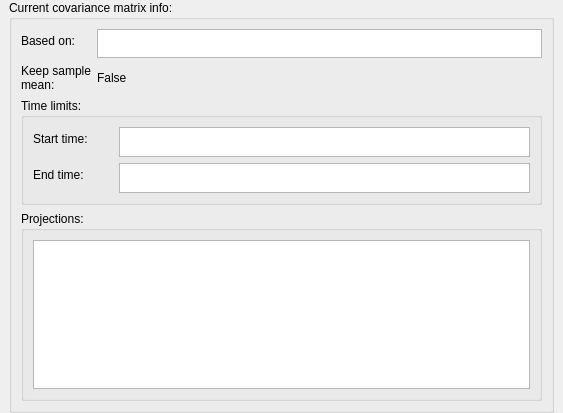
Qt form qt4Designer_ui_files/covarianceWidgetEpochsUi.ui (cibr-jyu/meggie) before a commit.
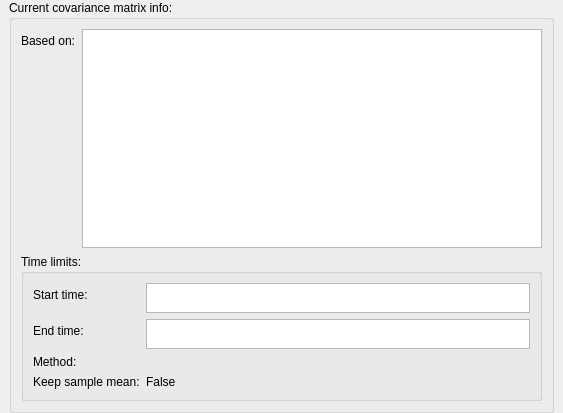
The same form after that commit.

Commit message: Computation for Epochs covariance.

Diff of the .ui file:
```diff
--- a/qt4Designer_ui_files/covarianceWidgetEpochsUi.ui
+++ b/qt4Designer_ui_files/covarianceWidgetEpochsUi.ui
@@ -32,6 +32,9 @@
       <string>Current covariance matrix info:</string>
      </property>
      <layout class="QFormLayout" name="formLayout">
+      <property name="fieldGrowthPolicy">
+       <enum>QFormLayout::AllNonFixedFieldsGrow</enum>
+      </property>
       <item row="0" column="0">
        <widget class="QLabel" name="labelBasedOn">
         <property name="text">
@@ -39,20 +42,8 @@
         </property>
        </widget>
       </item>
-      <item row="2" column="0">
-       <widget class="QLabel" name="labelKeepSample">
-        <property name="text">
-         <string>Keep sample
-mean:</string>
-        </property>
-       </widget>
-      </item>
-      <item row="2" column="1">
-       <widget class="QLabel" name="labelKeepSampleValue">
-        <property name="text">
-         <string>False</string>
-        </property>
-       </widget>
+      <item row="0" column="1">
+       <widget class="QListWidget" name="listWidgetEpochs"/>
       </item>
       <item row="3" column="0" colspan="2">
        <widget class="QGroupBox" name="groupBoxEpochTimes">
@@ -166,40 +157,47 @@
            </property>
           </widget>
          </item>
-        </layout>
-       </widget>
-      </item>
-      <item row="4" column="0" colspan="2">
-       <widget class="QGroupBox" name="groupBoxProjections">
-        <property name="title">
-         <string>Projections:</string>
-        </property>
-        <layout class="QGridLayout" name="gridLayout_30">
-         <item row="0" column="0">
-          <widget class="QListWidget" name="listWidgetProjections"/>
+         <item row="5" column="0">
+          <widget class="QLabel" name="labelKeepSample">
+           <property name="text">
+            <string>Keep sample
+mean:</string>
+           </property>
+           <property name="textFormat">
+            <enum>Qt::RichText</enum>
+           </property>
+          </widget>
          </item>
+         <item row="5" column="1">
+          <widget class="QLabel" name="labelKeepSampleValue">
+           <property name="text">
+            <string>False</string>
+           </property>
+           <property name="alignment">
+            <set>Qt::AlignLeading|Qt::AlignLeft|Qt::AlignVCenter</set>
+           </property>
+          </widget>
+         </item>
+         <item row="4" column="0">
+          <widget class="QLabel" name="labelMethod">
+           <property name="text">
+            <string>Method:</string>
+           </property>
+          </widget>
+         </item>
+         <item row="4" column="1">
+          <widget class="QLabel" name="labelMethodValue">
+           <property name="text">
+            <string/>
+           </property>
+           <property name="alignment">
+            <set>Qt::AlignLeading|Qt::AlignLeft|Qt::AlignVCenter</set>
+           </property>
+          </widget>
+         </item>
         </layout>
        </widget>
       </item>
-      <item row="0" column="1">
-       <widget class="QTextBrowser" name="textBrowserBasedOn">
-        <property name="maximumSize">
-         <size>
-          <width>10000</width>
-          <height>29</height>
-         </size>
-        </property>
-        <property name="verticalScrollBarPolicy">
-         <enum>Qt::ScrollBarAlwaysOff</enum>
-        </property>
-        <property name="horizontalScrollBarPolicy">
-         <enum>Qt::ScrollBarAlwaysOff</enum>
-        </property>
-        <property name="lineWrapMode">
-         <enum>QTextEdit::NoWrap</enum>
-        </property>
-       </widget>
-      </item>
      </layout>
     </widget>
    </item>
```
The commit also changes 5 other files.
